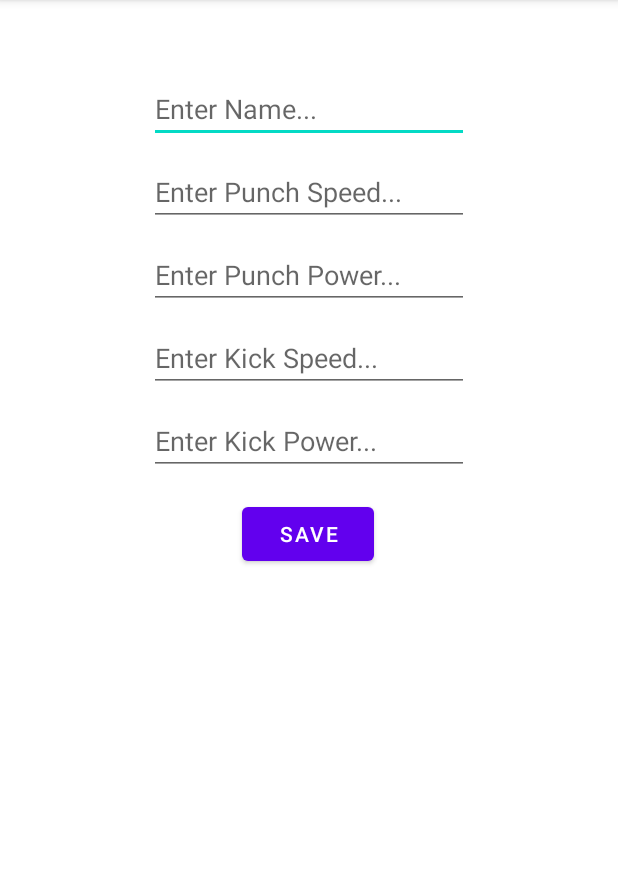
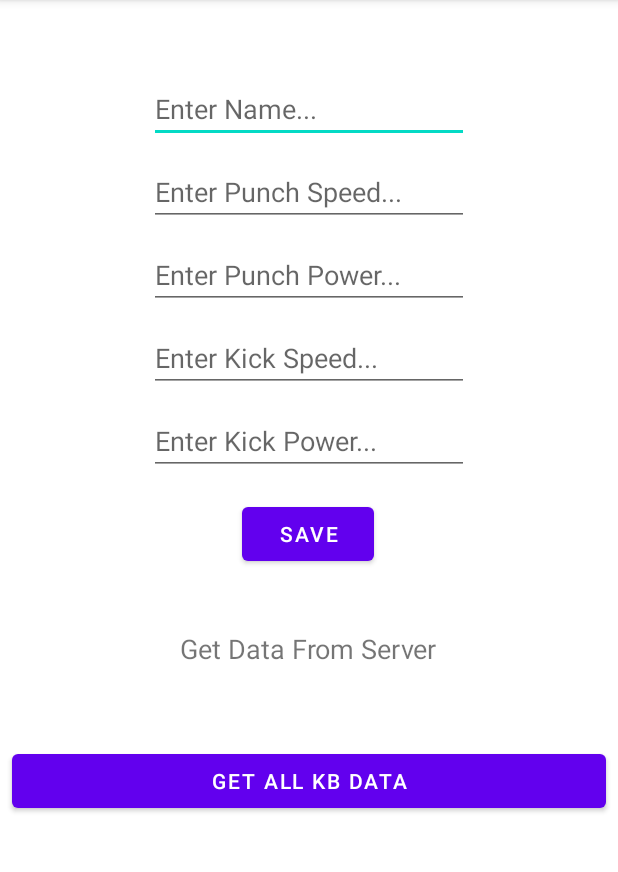
Before and after one commit to RachanaR57/InstagramS24, an Android app: the screen it shows after launch (MainActivity), on a phone screen of 412 x 824 dp, the part 84-956 px from its top. Run offline under Robolectric (Android 15) with nearby library versions, the phone set to English and light mode, and no system bars; libraries missing offline, so code that uses them is left out: com.parse, com.shashank.sony; 1 statement that could not run was skipped.

Commit message:
Second Commit - Get Data From Parse Server

```diff
--- a/app/src/main/java/com/example/instagrams24/MainActivity.java
+++ b/app/src/main/java/com/example/instagrams24/MainActivity.java
@@ -6,17 +6,28 @@ import android.os.Bundle;
 import android.view.View;
 import android.widget.Button;
 import android.widget.EditText;
+import android.widget.TextView;
 import android.widget.Toast;
 
+import com.parse.FindCallback;
+import com.parse.GetCallback;
+import com.parse.Parse;
 import com.parse.ParseException;
 import com.parse.ParseObject;
+import com.parse.ParseQuery;
 import com.parse.SaveCallback;
 import com.shashank.sony.fancytoastlib.FancyToast;
+
+import java.util.List;
 
 public class MainActivity extends AppCompatActivity implements View.OnClickListener {
 
     private Button buttonSave;
     private EditText editTextName, editTextPunchSpeed, editTextPunchPower, editTextKickSpeed, editTextKickPower;
+    private TextView textViewGetData;
+    private Button buttonGetAllData;
+
+    private String allKickBoxers;
 
     @Override
     protected void onCreate(Bundle savedInstanceState) {
@@ -31,6 +42,51 @@ public class MainActivity extends AppCompatActivity implements View.OnClickListe
         editTextPunchPower = findViewById(R.id.editTextPunchPower);
         editTextKickSpeed = findViewById(R.id.editTextKickSpeed);
         editTextKickPower = findViewById(R.id.editTextKickPower);
+
+        textViewGetData = findViewById(R.id.textViewGetData);
+        buttonGetAllData = findViewById(R.id.buttonGetAllData);
+
+        textViewGetData.setOnClickListener(new View.OnClickListener() {
+            @Override
+            public void onClick(View v) {
+                ParseQuery<ParseObject> parseQuery = ParseQuery.getQuery("KickBoxer");
+                parseQuery.getInBackground("2RnHdrCz22", new GetCallback<ParseObject>() {
+                    @Override
+                    public void done(ParseObject object, ParseException e) {
+                        if (object != null && e == null) {
+                            textViewGetData.setText(object.get("name") + "\nPunch Power: " + object.get("punchPower"));
+                        }
+                    }
+                });
+            }
+        });
+
+        buttonGetAllData.setOnClickListener(new View.OnClickListener() {
+            @Override
+            public void onClick(View v) {
+                allKickBoxers = "";
+
+                ParseQuery<ParseObject> queryAll = ParseQuery.getQuery("KickBoxer");
+                queryAll.findInBackground(new FindCallback<ParseObject>() {
+                    @Override
+                    public void done(List<ParseObject> objects, ParseException e) {
+                        if (e == null ) {
+                            if (objects.size() > 0) {
+                                for (ParseObject kickBoxer : objects) {
+                                    allKickBoxers = allKickBoxers + kickBoxer.get("name") + "\n";
+                                }
+                                FancyToast.makeText(MainActivity.this,allKickBoxers, FancyToast.LENGTH_LONG,FancyToast.SUCCESS,
+                                        true).show();
+                            }
+                            else {
+                                FancyToast.makeText(MainActivity.this, e.getMessage(), FancyToast.LENGTH_LONG, FancyToast.ERROR,
+                                        true).show();
+                            }
+                        }
+                    }
+                });
+            }
+        });
     }
 
     @Override
@@ -59,6 +115,8 @@ public class MainActivity extends AppCompatActivity implements View.OnClickListe
 
     }
 
+
+
     //public void helloWorldTapped(View view) {
        /* ParseObject boxer = new ParseObject("Boxer");
         boxer.put("punchSpeed", 200);
--- a/app/src/main/res/layout/activity_main.xml
+++ b/app/src/main/res/layout/activity_main.xml
@@ -76,4 +76,29 @@
         app:layout_constraintHorizontal_bias="0.498"
         app:layout_constraintStart_toStartOf="parent"
         app:layout_constraintTop_toBottomOf="@+id/editTextKickPower" />
+
+    <TextView
+        android:id="@+id/textViewGetData"
+        android:layout_width="wrap_content"
+        android:layout_height="wrap_content"
+        android:layout_marginTop="40dp"
+        android:text="Get Data From Server"
+        android:textSize="18sp"
+        app:layout_constraintEnd_toEndOf="parent"
+        app:layout_constraintHorizontal_bias="0.498"
+        app:layout_constraintStart_toStartOf="parent"
+        app:layout_constraintTop_toBottomOf="@+id/buttonSave" />
+
+    <Button
+        android:id="@+id/buttonGetAllData"
+        android:layout_width="0dp"
+        android:layout_height="wrap_content"
+        android:layout_marginStart="8dp"
+        android:layout_marginTop="52dp"
+        android:layout_marginEnd="8dp"
+        android:text="Get All KB Data"
+        app:layout_constraintEnd_toEndOf="parent"
+        app:layout_constraintHorizontal_bias="0.498"
+        app:layout_constraintStart_toStartOf="parent"
+        app:layout_constraintTop_toBottomOf="@+id/textViewGetData" />
 </androidx.constraintlayout.widget.ConstraintLayout>
```
